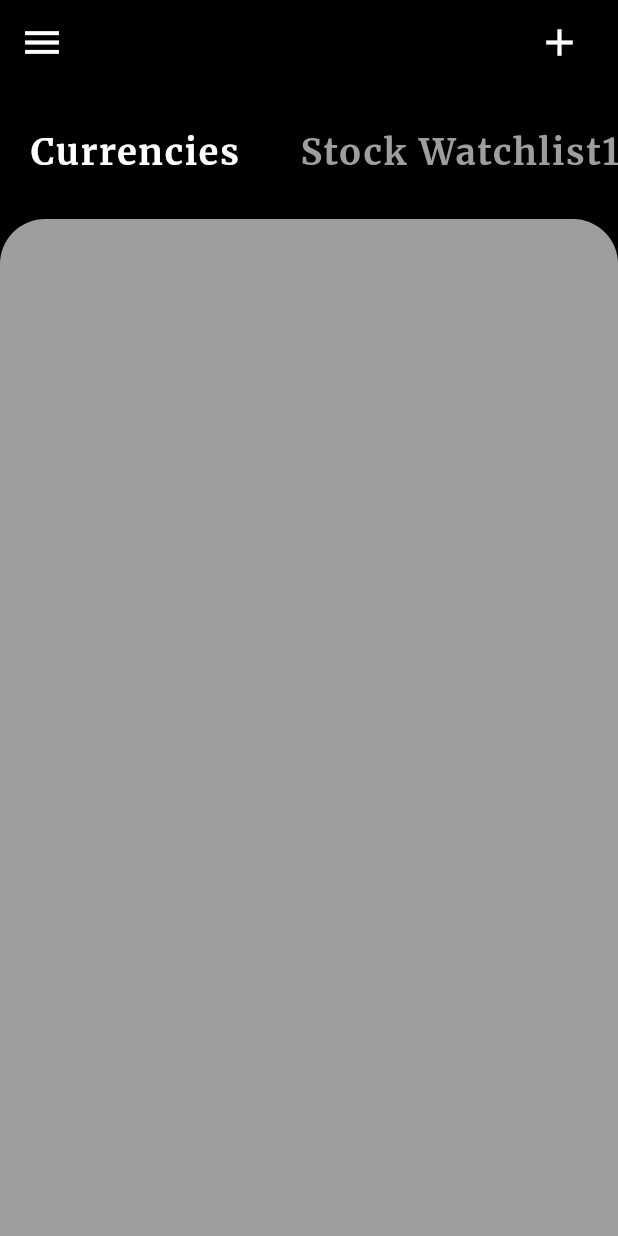
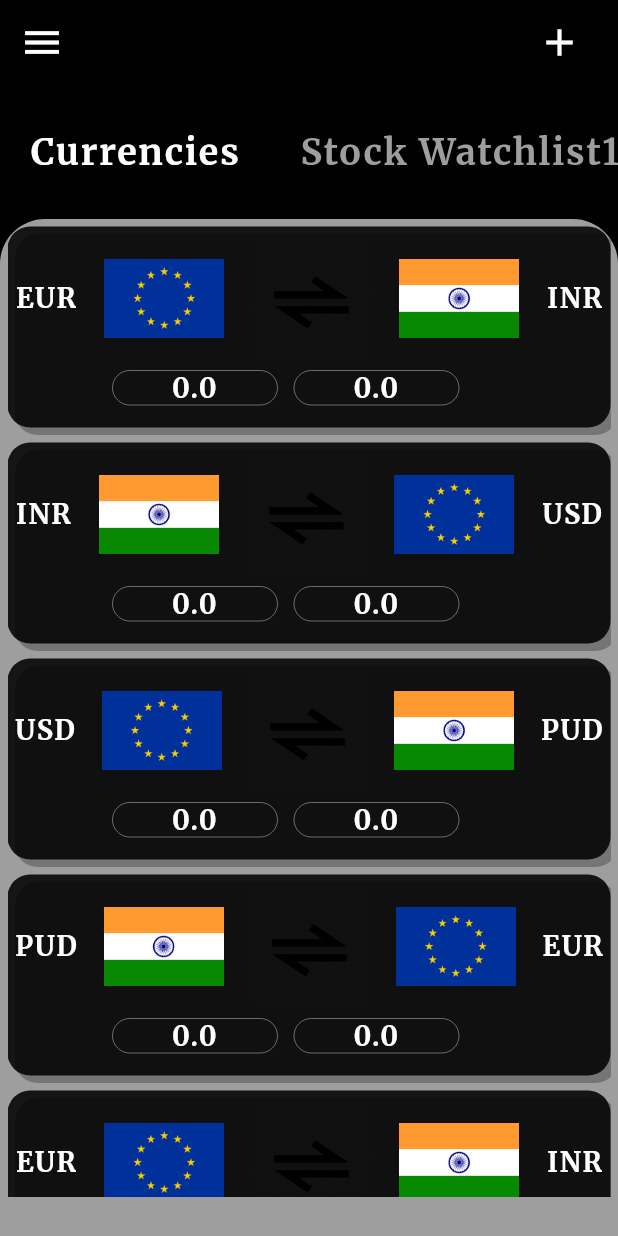
Before and after one commit to vivekpatel99/StockApp, a Flutter app: the screen it shows after launch, on a phone screen of 412 x 824 dp. Run offline on Flutter 3.47's test engine with Material 2 defaults, Android fonts, the phone set to English and light mode, and no system bars.

Commit message:
user input for currency conversion can be read from numpad

```diff
--- a/lib/globals.dart
+++ b/lib/globals.dart
@@ -1,9 +1,28 @@
 import 'package:flutter/material.dart';
 
+//------------------------------------------------------------------------------
 Color whiteColor = Colors.white;
+String font = 'Merriweather';
 
+//------------------------------------------------------------------------------
 TextStyle homeSubTitleStyle = TextStyle(
-    fontFamily: 'Avenir',
+    fontFamily: font,
     fontWeight: FontWeight.bold,
     color: whiteColor,
     fontSize: 24.0);
+
+TextStyle currencyWidgetStyle = TextStyle(
+  fontFamily: font,
+  fontWeight: FontWeight.bold,
+  color: whiteColor,
+  fontSize: 18.0,
+  letterSpacing: 1.0,
+);
+TextStyle currencyHintTextWidStyle = TextStyle(
+  fontFamily: font,
+  fontWeight: FontWeight.bold,
+  color: whiteColor,
+  fontSize: 18.0,
+  letterSpacing: 1.0,
+);
+//------------------------------------------------------------------------------
--- a/lib/pages/home_pg.dart
+++ b/lib/pages/home_pg.dart
@@ -1,4 +1,5 @@
 import 'package:StockApp/widgets/category_selector.dart';
+import 'package:StockApp/widgets/currencies.dart';
 import 'package:flutter/material.dart';
 
 class HomePage extends StatefulWidget {
@@ -40,7 +41,13 @@ class _HomePageState extends State<HomePage> {
                   borderRadius: BorderRadius.only(
                       topLeft: Radius.circular(30.0),
                       topRight: Radius.circular(30.0))),
-              //child: ,
+              child: SingleChildScrollView(
+                child: Column(
+                  children: <Widget>[
+                    Currencies(),
+                  ],
+                ),
+              ),
             ),
           ),
         ],
--- /dev/null
+++ b/lib/widgets/currencies.dart
@@ -0,0 +1,58 @@
+import 'package:flutter/material.dart';
+
+import 'currency_row.dart';
+
+class Currencies extends StatefulWidget {
+  @override
+  _CurrenciesState createState() => _CurrenciesState();
+}
+
+class _CurrenciesState extends State<Currencies> {
+  final Map<String, List<String>> currenciesList = {
+    'currencies': [
+      'EUR',
+      'INR',
+      'USD',
+      'PUD',
+      'EUR',
+      'INR',
+      'USD',
+      'PUD',
+      'EUR',
+      'INR',
+      'USD',
+      'PUD',
+    ],
+    'images': [
+      'assets/images/europe.png',
+      'assets/images/india.png',
+      'assets/images/europe.png',
+      'assets/images/india.png',
+      'assets/images/europe.png',
+      'assets/images/india.png',
+      'assets/images/europe.png',
+      'assets/images/india.png',
+      'assets/images/europe.png',
+      'assets/images/india.png',
+      'assets/images/europe.png',
+      'assets/images/india.png',
+    ],
+  };
+
+  @override
+  Widget build(BuildContext context) {
+    return Padding(
+      padding: const EdgeInsets.symmetric(horizontal: 5),
+      child: Container(
+        height: MediaQuery.of(context).size.height - 172,
+        child: ListView.builder(
+          scrollDirection: Axis.vertical,
+          itemCount: currenciesList['currencies'].length - 1,
+          itemBuilder: (BuildContext context, int index) {
+            return CurrencyRow(currenciesList: currenciesList, index: index);
+          },
+        ),
+      ),
+    );
+  }
+}
--- /dev/null
+++ b/lib/widgets/currency_row.dart
@@ -0,0 +1,124 @@
+import 'package:StockApp/globals.dart';
+import 'package:flutter/material.dart';
+import 'package:flutter/services.dart';
+
+class CurrencyRow extends StatelessWidget {
+  final Map<String, List<String>> currenciesList;
+  final int index;
+  const CurrencyRow({
+    @required this.currenciesList,
+    @required this.index,
+  });
+
+  @override
+  Widget build(BuildContext context) {
+    return Container(
+      margin: EdgeInsets.only(
+        top: 5.0,
+        bottom: 5.0,
+      ),
+      decoration: BoxDecoration(
+        color: Colors.black87,
+        borderRadius: BorderRadius.all(
+          Radius.circular(15),
+        ),
+        boxShadow: [BoxShadow(color: Colors.black26, offset: Offset(5.0, 5.0))],
+      ),
+      child: Column(
+        children: <Widget>[
+          Row(
+            mainAxisAlignment: MainAxisAlignment.spaceAround,
+            children: <Widget>[
+              Text(
+                currenciesList['currencies'][index],
+                style: currencyWidgetStyle,
+              ),
+              IconButton(
+                icon: Image.asset(
+                  currenciesList['images'][index],
+                ),
+                onPressed: () {},
+                iconSize: 80,
+              ),
+              Image.asset(
+                'assets/images/bidirection.png',
+                height: 80,
+                width: 80,
+              ),
+              IconButton(
+                icon: Image.asset(
+                  currenciesList['images'][index + 1],
+                ),
+                onPressed: () {},
+                iconSize: 80,
+              ),
+              Text(
+                currenciesList['currencies'][index + 1],
+                style: currencyWidgetStyle,
+              ),
+            ],
+          ),
+          Row(
+            children: <Widget>[
+              SizedBox(
+                width: 70,
+              ),
+              InputValue(),
+              SizedBox(
+                width: 11,
+              ),
+              InputValue(),
+            ],
+          ),
+        ],
+      ),
+    );
+  }
+}
+
+class InputValue extends StatefulWidget {
+  const InputValue({
+    Key key,
+  }) : super(key: key);
+
+  @override
+  _InputValueState createState() => _InputValueState();
+}
+
+class _InputValueState extends State<InputValue> {
+  TextEditingController currencyValUserInput = TextEditingController();
+  String _userInput;
+  @override
+  Widget build(BuildContext context) {
+    return Container(
+      width: 110,
+      decoration: BoxDecoration(
+        borderRadius: BorderRadius.all(
+          Radius.circular(15),
+        ),
+      ),
+      child: Padding(
+        padding: const EdgeInsets.only(bottom: 15),
+        child: TextField(
+          controller: currencyValUserInput,
+          obscureText: false,
+          textAlign: TextAlign.center,
+          keyboardType: TextInputType.numberWithOptions(decimal: true),
+          decoration: InputDecoration.collapsed(
+            hintText: '0.0',
+            hintStyle: currencyHintTextWidStyle,
+            border: OutlineInputBorder(
+              borderRadius: BorderRadius.circular(20.0),
+            ),
+          ),
+          onChanged: (String userInput) {
+            setState(() {
+              _userInput = currencyValUserInput.text;
+              print('$_userInput');
+            });
+          },
+        ),
+      ),
+    );
+  }
+}
```
Also changed, not shown: pubspec.yaml (+4 -3 lines), assets/images/bidirection.png (added), assets/images/europe.png (added), assets/images/india.png (added).
